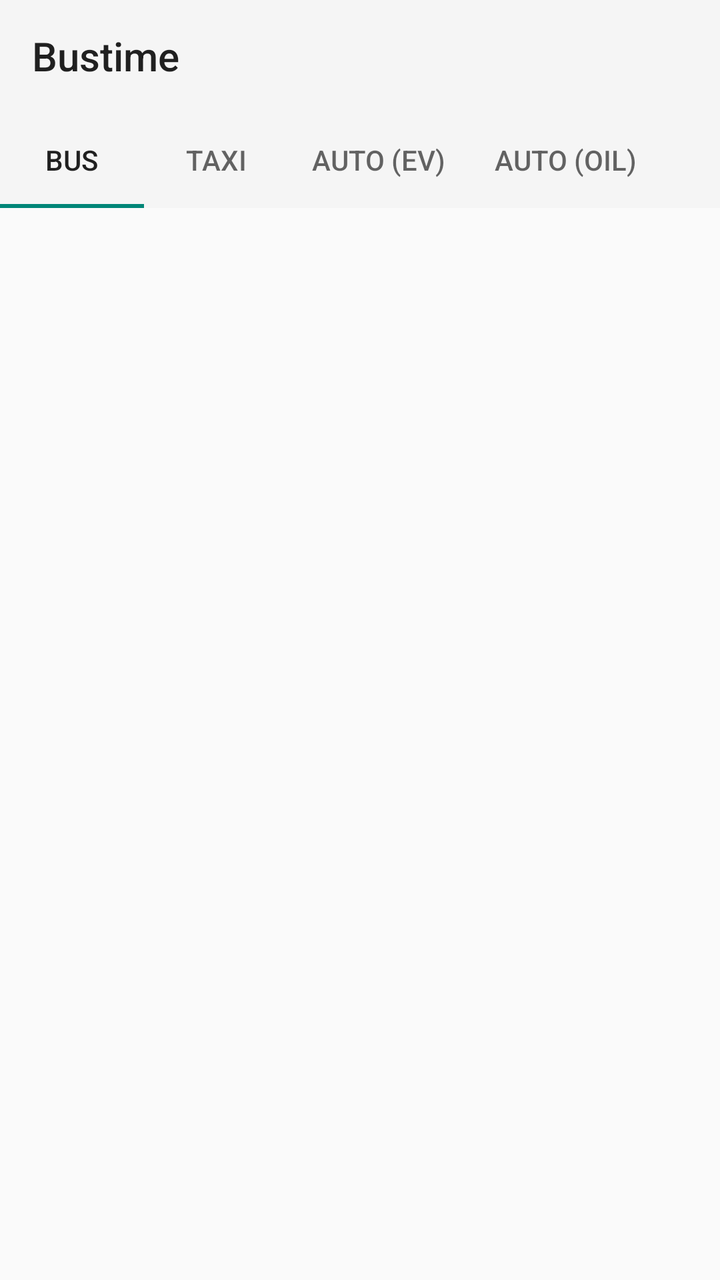
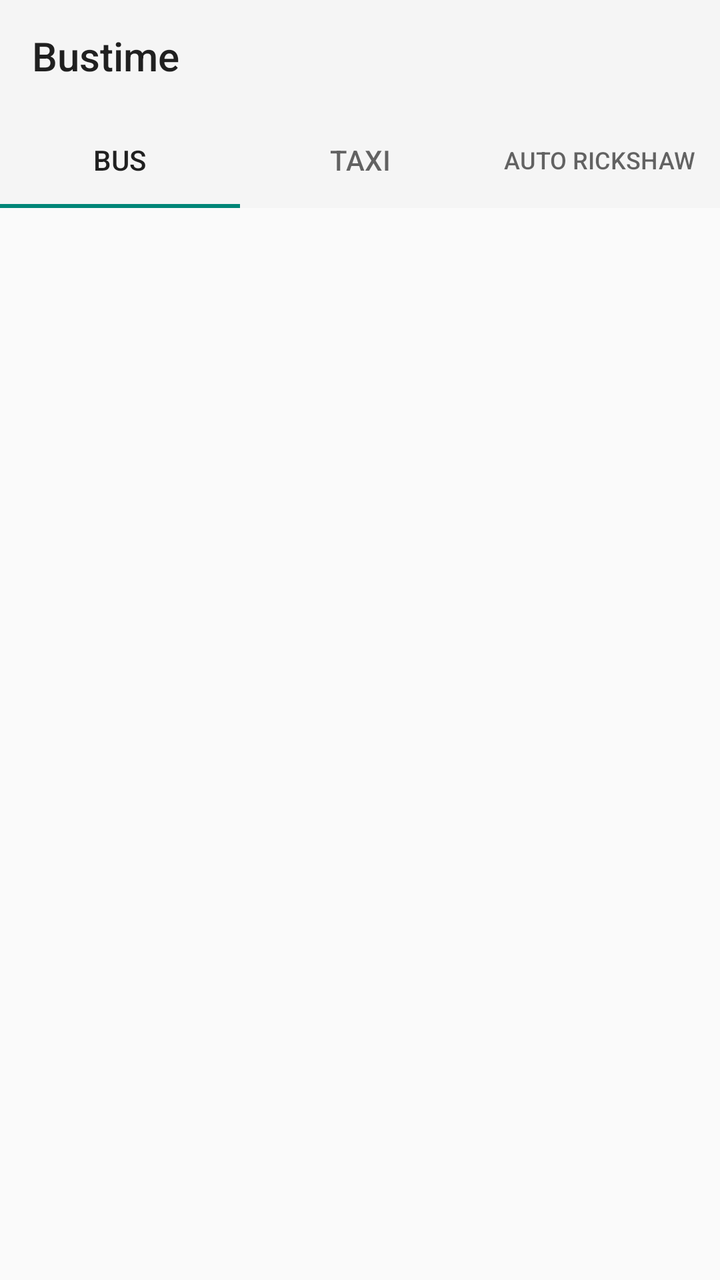

The first picture is an Android layout as it rendered before a commit; the second is the same layout after the commit. The layout source and the unified diff follow.
<!-- AndroidManifest.xml: application theme Theme.AppCompat.Light.NoActionBar -->
<!-- res/layout/activity_home.xml -->
<?xml version="1.0" encoding="utf-8"?>
<LinearLayout xmlns:android="http://schemas.android.com/apk/res/android"
    xmlns:app="http://schemas.android.com/apk/res-auto"
    android:layout_width="match_parent"
    android:layout_height="match_parent"
    android:orientation="vertical">

    <com.google.android.material.appbar.AppBarLayout
        android:layout_width="match_parent"
        android:layout_height="wrap_content">
        
        <androidx.appcompat.widget.Toolbar
            android:id="@+id/toolbar"
            android:layout_width="match_parent"
            android:layout_height="?attr/actionBarSize"
            app:title="@string/app_name" />

        <com.google.android.material.tabs.TabLayout
            android:id="@+id/tabLayout"
            android:layout_width="match_parent"
            android:layout_height="wrap_content"
            app:tabMode="scrollable">
            <com.google.android.material.tabs.TabItem android:text="Bus" />
            <com.google.android.material.tabs.TabItem android:text="Taxi" />
            <com.google.android.material.tabs.TabItem android:text="Auto (EV)" />
            <com.google.android.material.tabs.TabItem android:text="Auto (Oil)" />
        </com.google.android.material.tabs.TabLayout>
    </com.google.android.material.appbar.AppBarLayout>

    <FrameLayout
        android:id="@+id/fragmentContainer"
        android:layout_width="match_parent"
        android:layout_height="match_parent" />
</LinearLayout>
<!-- resources referenced by this layout -->
<resources>
  <string name="app_name">Bustime</string>
</resources>

<!-- the commit's change to res/layout/activity_home.xml (unified diff, before → after) -->
@@ -19,11 +19,10 @@
             android:id="@+id/tabLayout"
             android:layout_width="match_parent"
             android:layout_height="wrap_content"
-            app:tabMode="scrollable">
+            app:tabMode="fixed"> 
             <com.google.android.material.tabs.TabItem android:text="Bus" />
             <com.google.android.material.tabs.TabItem android:text="Taxi" />
-            <com.google.android.material.tabs.TabItem android:text="Auto (EV)" />
-            <com.google.android.material.tabs.TabItem android:text="Auto (Oil)" />
+            <com.google.android.material.tabs.TabItem android:text="Auto Rickshaw" />
         </com.google.android.material.tabs.TabLayout>
     </com.google.android.material.appbar.AppBarLayout>
 
